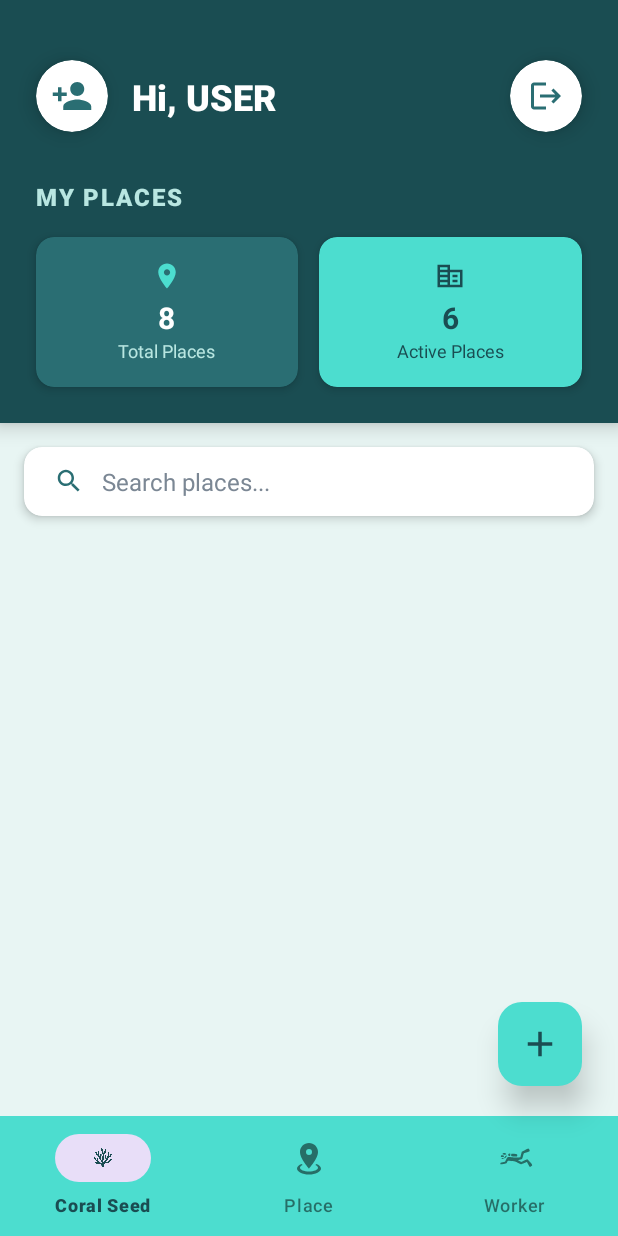
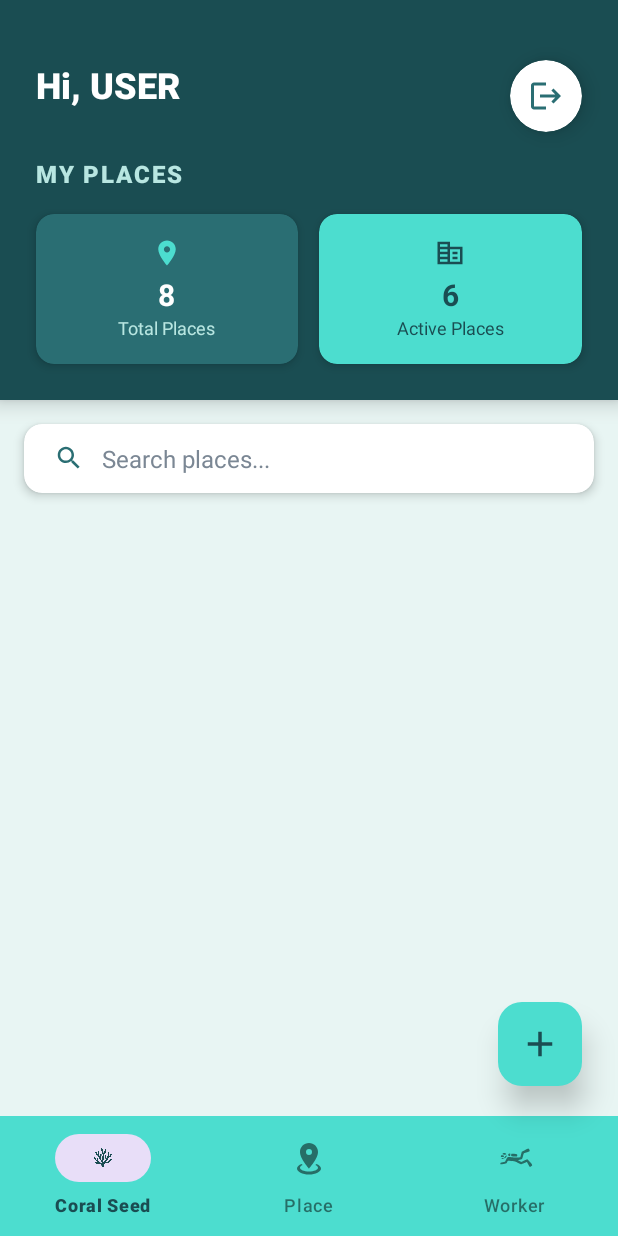
Before and after one commit to YosuaChristian69/aplikasiadopsiterumbukarang, an Android app: the layout fragment_admin_place_dashboard.xml on its own in the app's theme, with its tools: preview values and no code run, on a phone screen of 412 x 824 dp. Run offline under Robolectric (Android 15) with nearby library versions, the phone set to English and light mode, and no system bars.

Commit message:
add "add Coral" testing  + change admin xml+logic

```diff
--- a/app/build.gradle.kts
+++ b/app/build.gradle.kts
@@ -93,4 +93,5 @@ dependencies {
     testImplementation("org.mockito.kotlin:mockito-kotlin:5.3.1")
     testImplementation ("net.bytebuddy:byte-buddy:1.14.16")
 
+    testImplementation("org.jetbrains.kotlinx:kotlinx-coroutines-test:1.7.3")
 }
--- a/app/src/main/java/id/istts/aplikasiadopsiterumbukarang/presentation/adapters/LokasiAdapter.kt
+++ b/app/src/main/java/id/istts/aplikasiadopsiterumbukarang/presentation/adapters/LokasiAdapter.kt
@@ -40,7 +40,6 @@ import id.istts.aplikasiadopsiterumbukarang.domain.models.Lokasi
 
 class LokasiAdapter(
     private val onEditClick: (Lokasi) -> Unit,
-    private val onDeleteClick: (Lokasi) -> Unit
 ) : ListAdapter<Lokasi, LokasiAdapter.LokasiViewHolder>(LokasiDiffCallback()) {
 
     private lateinit var context: Context
@@ -75,7 +74,6 @@ class LokasiAdapter(
         private val longitude: TextView = itemView.findViewById(R.id.tv_longitude)
         private val preciseCoordinates: TextView = itemView.findViewById(R.id.tv_precise_coordinates)
         private val populationStatus: TextView = itemView.findViewById(R.id.tv_population_status)
-        private val deleteButton: CardView = itemView.findViewById(R.id.btn_delete)
         private val viewMapsButton: CardView = itemView.findViewById(R.id.btn_view_maps)
 
         fun bind(lokasi: Lokasi) {
@@ -89,7 +87,6 @@ class LokasiAdapter(
             // Load precise location using reverse geocoding
             loadPreciseLocation(lokasi.latitude, lokasi.longitude)
 
-            deleteButton.setOnClickListener { onDeleteClick(lokasi) }
             viewMapsButton.setOnClickListener {
                 openGoogleEarth(lokasi.latitude, lokasi.longitude, lokasi.lokasiName)
             }
--- a/app/src/main/java/id/istts/aplikasiadopsiterumbukarang/presentation/fragments/admin/AdminPlaceDashboardFragment.kt
+++ b/app/src/main/java/id/istts/aplikasiadopsiterumbukarang/presentation/fragments/admin/AdminPlaceDashboardFragment.kt
@@ -103,10 +103,6 @@ class AdminPlaceDashboardFragment : Fragment() {
                 // TODO: Implement edit functionality
                 Toast.makeText(context, "Edit ${lokasi.lokasiName}", Toast.LENGTH_SHORT).show()
             },
-            onDeleteClick = { lokasi ->
-                // TODO: Implement delete functionality
-                Toast.makeText(context, "Delete ${lokasi.lokasiName}", Toast.LENGTH_SHORT).show()
-            }
         )
 
         recyclerView.apply {
--- a/app/src/main/java/id/istts/aplikasiadopsiterumbukarang/presentation/fragments/admin/AdminWorkerDashboardFragment.kt
+++ b/app/src/main/java/id/istts/aplikasiadopsiterumbukarang/presentation/fragments/admin/AdminWorkerDashboardFragment.kt
@@ -111,7 +111,7 @@ class AdminWorkerDashboardFragment : Fragment() {
         workerAdapter = WorkerAdapter { worker ->
             navigateToEditWorker(worker)
         }
-            recyclerView?.apply {
+        recyclerView?.apply {
             layoutManager = LinearLayoutManager(requireContext())
             adapter = workerAdapter
         }
@@ -276,6 +276,7 @@ class AdminWorkerDashboardFragment : Fragment() {
             }
         }
     }
+
     private fun navigateToEditWorker(worker: Worker) {
         if (isAdded && !isDetached && !isRemoving) {
             try {
@@ -307,6 +308,7 @@ class AdminWorkerDashboardFragment : Fragment() {
             }
         }
     }
+
     private fun navigateToAdminDashboard() {
         if (isAdded && !isDetached && !isRemoving) {
             try {
--- a/app/src/main/java/id/istts/aplikasiadopsiterumbukarang/presentation/viewmodels/AddCoralEvent.kt
+++ b/app/src/main/java/id/istts/aplikasiadopsiterumbukarang/presentation/viewmodels/AddCoralEvent.kt
@@ -1,7 +1,8 @@
 package id.istts.aplikasiadopsiterumbukarang.presentation.viewmodels
 
+// di file AddCoralEvent.kt
 sealed class AddCoralEvent {
     data class ShowError(val message: String) : AddCoralEvent()
-    data class ShowSuccess(val message: String) : AddCoralEvent()
-    object NavigateBack : AddCoralEvent()
+    // Hapus ShowSuccess dan NavigateBack yang lama, ganti dengan ini:
+    data class SuccessAndNavigate(val successMessage: String) : AddCoralEvent()
 }
--- a/app/src/main/java/id/istts/aplikasiadopsiterumbukarang/service/RetrofitClient.kt
+++ b/app/src/main/java/id/istts/aplikasiadopsiterumbukarang/service/RetrofitClient.kt
@@ -4,8 +4,8 @@ import retrofit2.Retrofit
 import retrofit2.converter.gson.GsonConverterFactory
 
 object RetrofitClient {
-//    private const val BASE_URL = "http://192.168.18.16:3000"
-    private const val BASE_URL = "http://10.0.2.2:3000"
+    private const val BASE_URL = "http://192.168.18.16:3000"
+//    private const val BASE_URL = "http://10.0.2.2:3000"
 
     val instance: ApiService by lazy {
         val retrofit = Retrofit.Builder()
--- a/app/src/main/res/layout/fragment_admin_place_dashboard.xml
+++ b/app/src/main/res/layout/fragment_admin_place_dashboard.xml
@@ -23,41 +23,18 @@
         app:layout_constraintStart_toStartOf="parent"
         app:layout_constraintTop_toTopOf="parent">
 
-        <!-- Profile Icon with Coral Theme -->
-        <androidx.cardview.widget.CardView
-            android:id="@+id/profileCard"
-            android:layout_width="48dp"
-            android:layout_height="48dp"
-            android:foreground="?attr/selectableItemBackgroundBorderless"
-            app:cardCornerRadius="24dp"
-            app:cardElevation="8dp"
-            app:cardBackgroundColor="#FFFFFF"
-            app:layout_constraintStart_toStartOf="parent"
-            app:layout_constraintTop_toTopOf="parent">
-
-            <ImageView
-                android:id="@+id/profile_icon"
-                android:layout_width="28dp"
-                android:layout_height="28dp"
-                android:layout_gravity="center"
-                android:src="@drawable/ic_person"
-                app:tint="#2a6e73" />
-        </androidx.cardview.widget.CardView>
-
         <!-- Welcome Text with Better Contrast -->
         <TextView
             android:id="@+id/greeting_text"
             android:layout_width="0dp"
             android:layout_height="wrap_content"
-            android:layout_marginStart="16dp"
             android:text="Hi, USER"
             android:textColor="#FFFFFF"
             android:textSize="24sp"
             android:textStyle="bold"
             android:fontFamily="sans-serif-medium"
-            app:layout_constraintStart_toEndOf="@+id/profileCard"
-            app:layout_constraintTop_toTopOf="@+id/profileCard"
-            app:layout_constraintBottom_toBottomOf="@+id/profileCard"
+            app:layout_constraintStart_toStartOf="parent"
+            app:layout_constraintTop_toTopOf="parent"
             app:layout_constraintEnd_toStartOf="@+id/menuCard" />
 
         <!-- Menu Button with Coral Theme -->
@@ -96,7 +73,7 @@
             android:fontFamily="sans-serif-medium"
             android:letterSpacing="0.08"
             app:layout_constraintStart_toStartOf="parent"
-            app:layout_constraintTop_toBottomOf="@+id/profileCard" />
+            app:layout_constraintTop_toBottomOf="@+id/greeting_text" />
 
         <!-- Stats Section -->
         <LinearLayout
--- a/app/src/main/res/layout/item_place_card.xml
+++ b/app/src/main/res/layout/item_place_card.xml
@@ -79,27 +79,7 @@
             android:gravity="center"
             app:layout_constraintEnd_toEndOf="parent"
             app:layout_constraintTop_toTopOf="@+id/iconCard"
-            app:layout_constraintBottom_toBottomOf="@+id/iconCard">
-
-            <!-- Delete Button -->
-            <androidx.cardview.widget.CardView
-                android:id="@+id/btn_delete"
-                android:layout_width="36dp"
-                android:layout_height="36dp"
-                android:foreground="?attr/selectableItemBackgroundBorderless"
-                app:cardCornerRadius="18dp"
-                app:cardElevation="3dp"
-                app:cardBackgroundColor="#FF5252">
-
-                <ImageView
-                    android:layout_width="20dp"
-                    android:layout_height="20dp"
-                    android:layout_gravity="center"
-                    android:src="@drawable/ic_delete"
-                    app:tint="#FFFFFF" />
-            </androidx.cardview.widget.CardView>
-
-        </LinearLayout>
+            app:layout_constraintBottom_toBottomOf="@+id/iconCard"/>
 
         <!-- Description Section -->
         <TextView
```
Also changed, not shown: app/src/main/java/id/istts/aplikasiadopsiterumbukarang/presentation/fragments/admin/AddCoralFragment.kt (+26 -9 lines), app/src/main/java/id/istts/aplikasiadopsiterumbukarang/presentation/fragments/admin/AdminDashboardFragment.kt (+4 -13 lines), app/src/main/java/id/istts/aplikasiadopsiterumbukarang/presentation/viewmodels/AddCoralViewModel.kt (+7 -8 lines), app/src/main/java/id/istts/aplikasiadopsiterumbukarang/presentation/viewmodels/register/RegisterViewModel.kt (+1 -8 lines), app/src/main/res/layout/fragment_admin_dashboard.xml (+3 -26 lines), app/src/main/res/layout/fragment_admin_worker_dashboard.xml (+3 -27 lines), 2 other files.
